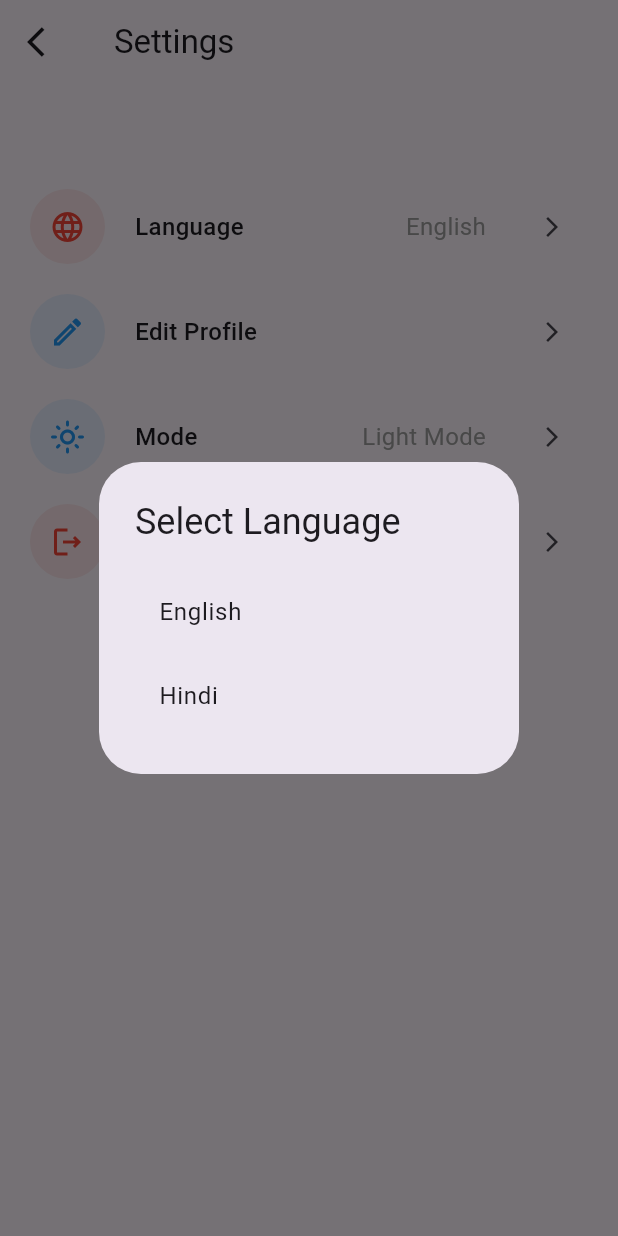
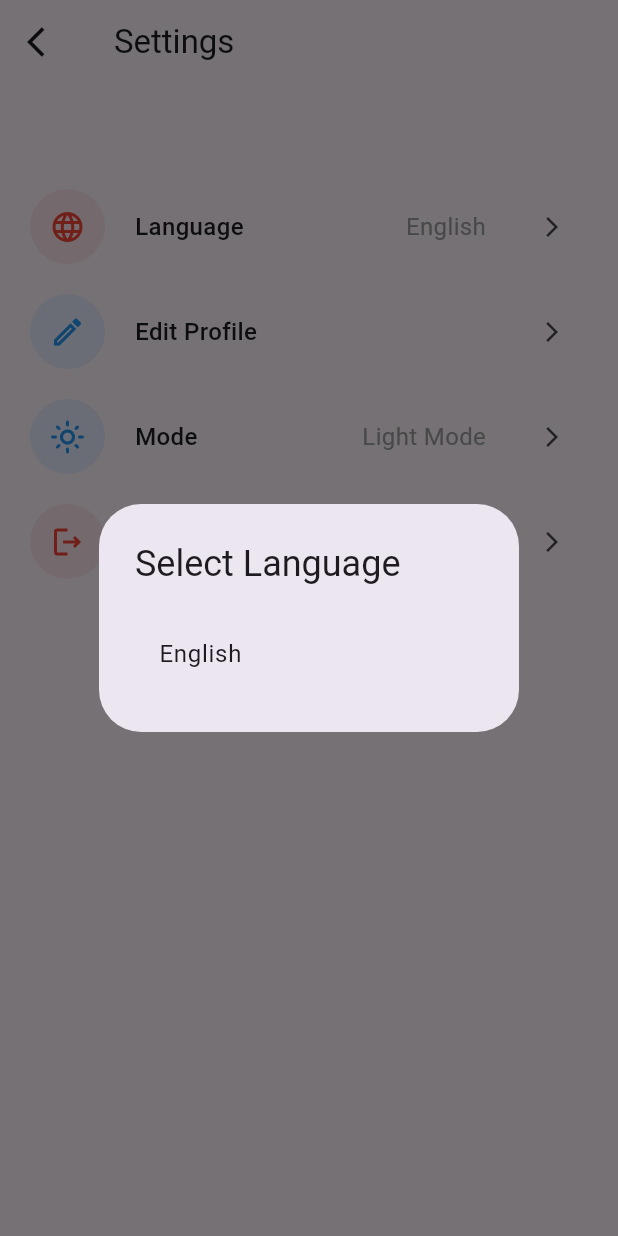
Before and after one commit to Kundalaryan/Sudhar_hubb, a Flutter app: the AccountScreen screen opened directly, after a tap on the "arrow forward ios" icon, on a phone screen of 412 x 824 dp. Run offline on Flutter 3.47's test engine with Material 3 defaults, Android fonts, the phone set to English and light mode, and no system bars; our stand-ins replace cloud_firestore, firebase_auth, firebase_core, firebase_storage, geolocator, google_fonts and 3 more; accounts and stored records are empty.

Commit message:
edited files

```diff
--- a/lib/account_screen.dart
+++ b/lib/account_screen.dart
@@ -15,7 +15,7 @@ class _AccountScreenState extends State<AccountScreen> {
   bool isDarkMode = false;
   String selectedLanguage = 'English'; // Default language
 
-  final List<String> languages = ['English', 'Hindi']; // Add more languages here
+  final List<String> languages = ['English']; // Add more languages here
 
   @override
   Widget build(BuildContext context) {
```
